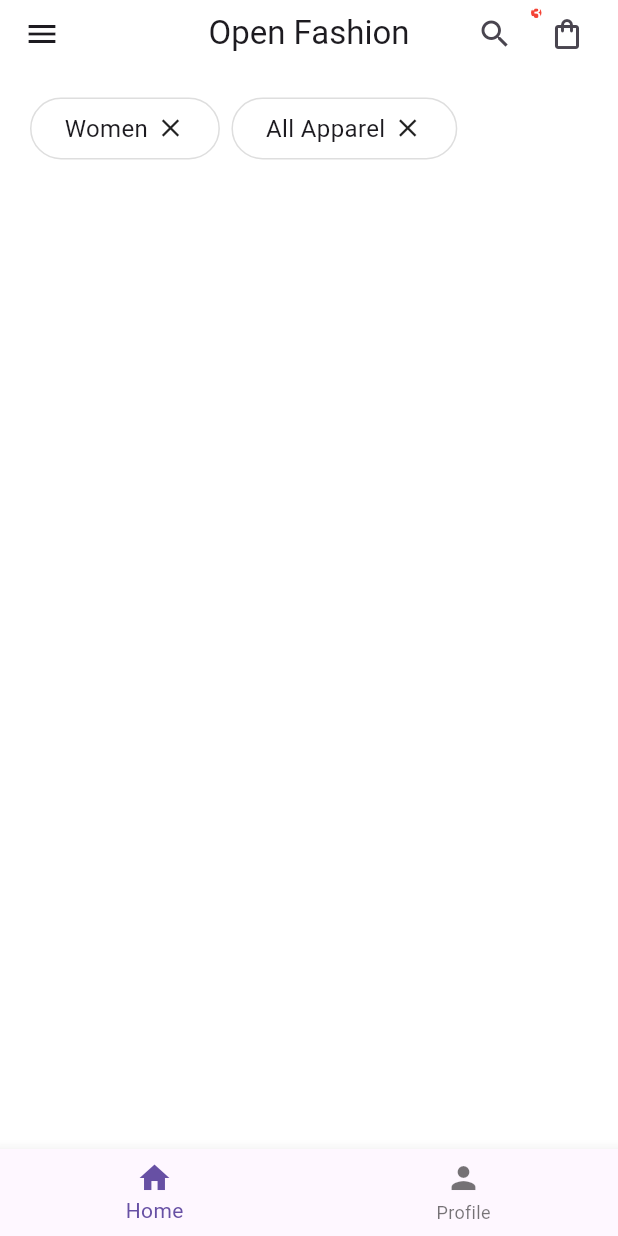
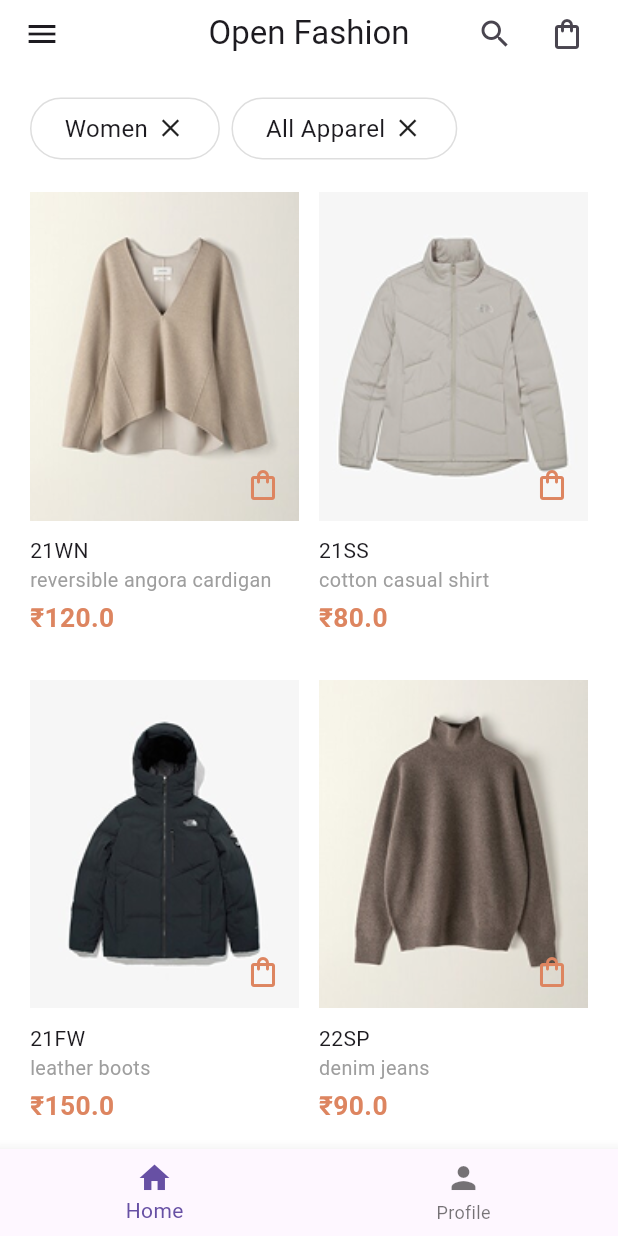
Before and after one commit to Musthafa-Ap/sample-ecommerce, a Flutter app: the screen it shows after launch, on a phone screen of 412 x 824 dp. Run offline on Flutter 3.47's test engine with Material 3 defaults, Android fonts, the phone set to English and light mode, and no system bars; our stand-ins replace flutter_screenutil.

Commit message:
cart count added

```diff
--- a/lib/common_app_bar.dart
+++ /dev/null
@@ -1,37 +0,0 @@
-import 'package:flutter/material.dart';
-
-class CommonAppBar extends StatelessWidget {
-  const CommonAppBar({super.key});
-
-  @override
-  Widget build(BuildContext context) {
-    return AppBar(
-      leading: IconButton(onPressed: () {}, icon: Icon(Icons.menu)),
-      backgroundColor: Color(0xffFFFFFF),
-      title: Text('Open Fashion'),
-      actions: [
-        IconButton(onPressed: () {}, icon: Icon(Icons.search)),
-        Stack(
-          children: [
-            IconButton(
-              onPressed: () {},
-              icon: Icon(Icons.shopping_bag_outlined),
-            ),
-            Container(
-              decoration: BoxDecoration(
-                color: Colors.red,
-                shape: BoxShape.circle,
-              ),
-              child: Text(
-                '3',
-                style: TextStyle(color: Colors.white, fontSize: 12),
-              ),
-            ),
-          ],
-        ),
-        SizedBox(width: 10),
-      ],
-      centerTitle: true,
-    );
-  }
-}
--- /dev/null
+++ b/lib/features/cart/view_model/cart_provider.dart
@@ -0,0 +1,16 @@
+import 'package:flutter/material.dart';
+import 'package:sample_app/features/products_listing/model/product_model.dart';
+
+class CartProvider with ChangeNotifier {
+  List<ProductModel> cartItems = [];
+
+  void addToCart(ProductModel product) {
+    cartItems.add(product);
+    notifyListeners();
+  }
+
+  void deleteFromCart(int index) {
+    cartItems.removeAt(index);
+    notifyListeners();
+  }
+}
--- /dev/null
+++ b/lib/features/products_listing/view/common_app_bar.dart
@@ -0,0 +1,64 @@
+import 'package:flutter/material.dart';
+import 'package:provider/provider.dart';
+import 'package:sample_app/features/cart/view_model/cart_provider.dart';
+
+import '../../cart/view/cart_screen.dart';
+
+class CommonAppBar extends StatelessWidget {
+  const CommonAppBar({super.key});
+
+  @override
+  Widget build(BuildContext context) {
+    return AppBar(
+      leading: IconButton(onPressed: () {}, icon: Icon(Icons.menu)),
+      backgroundColor: Color(0xffFFFFFF),
+      title: Text('Open Fashion'),
+      actions: [
+        IconButton(onPressed: () {}, icon: Icon(Icons.search)),
+        Stack(
+          children: [
+            IconButton(
+              icon: const Icon(Icons.shopping_bag_outlined),
+              onPressed: () {
+                Navigator.push(
+                  context,
+                  MaterialPageRoute(builder: (_) => CartScreen()),
+                );
+              },
+            ),
+            Consumer<CartProvider>(
+              builder: (context, value, child) {
+                if(value.cartItems.isEmpty){
+                  return SizedBox();
+                }
+                return Positioned(
+                  top: 10,
+                  right: 10,
+                  child: Container(
+                    height: 15,
+                    width: 15,
+                    decoration: BoxDecoration(
+                      shape: BoxShape.circle,
+                      color: Colors.red,
+                    ),
+                    alignment: Alignment.center,
+                    child: Text(
+                      value.cartItems.length.toString(),
+                      style: TextStyle(
+                        fontSize: 11,
+                        fontWeight: FontWeight.w700,
+                      ),
+                    ),
+                  ),
+                );
+              },
+            ),
+          ],
+        ),
+
+        SizedBox(width: 10),
+      ],
+      centerTitle: true,
+    );
+  }
+}
--- /dev/null
+++ b/lib/features/products_listing/view/products_listing_screen.dart
@@ -0,0 +1,140 @@
+import 'package:flutter/material.dart';
+import 'package:flutter_screenutil/flutter_screenutil.dart';
+import 'package:provider/provider.dart';
+import 'package:sample_app/features/cart/view_model/cart_provider.dart';
+import 'package:sample_app/features/products_listing/view/product_details_screen.dart';
+import 'package:sample_app/features/products_listing/view_model/products_provider.dart';
+
+import 'common_app_bar.dart';
+
+class ProductsListingScreen extends StatelessWidget {
+  const ProductsListingScreen({super.key});
+
+  @override
+  Widget build(BuildContext context) {
+    return Scaffold(
+      backgroundColor: Color(0xffFFFFFF),
+
+      appBar: PreferredSize(
+        preferredSize: Size.fromHeight(35.h),
+        child: CommonAppBar(),
+      ),
+
+      body: Padding(
+        padding: const EdgeInsets.all(20),
+        child: Column(
+          children: [
+            Row(
+              children: [
+                categoryCard('Women'),
+                SizedBox(width: 7.w),
+                categoryCard('All Apparel'),
+              ],
+            ),
+            SizedBox(height: 17.h),
+            Expanded(
+              child: Consumer<ProductsProvider>(
+                builder: (context, value, child) {
+                  return GridView.builder(
+                    gridDelegate: SliverGridDelegateWithFixedCrossAxisCount(
+                      crossAxisCount: 2,
+                      mainAxisSpacing: 15.h,
+                      crossAxisSpacing: 12.w,
+                      childAspectRatio: 165.w / 240.h,
+                    ),
+                    itemBuilder: (context, index) {
+                      final product = value.productsList[index];
+                      return GestureDetector(
+                        onTap: () {
+                          context.read<ProductsProvider>().setProductDetails(product);
+                          Navigator.push(
+                            context,
+                            MaterialPageRoute(
+                              builder: (context) {
+                                return ProductDetailsScreen();
+                              },
+                            ),
+                          );
+                        },
+                        child: Column(
+                          crossAxisAlignment: .start,
+                          children: [
+                            Container(
+                              height: 170.h,
+                              width: double.infinity,
+                              decoration: BoxDecoration(
+                                image: DecorationImage(
+                                  image: AssetImage(product.image),
+                                  fit: BoxFit.cover,
+                                ),
+                              ),
+                              alignment: Alignment.bottomRight,
+                              child: IconButton(
+                                onPressed: () {
+                                  context.read<CartProvider>().addToCart(
+                                    product,
+                                  );
+                                  ScaffoldMessenger.of(context).showSnackBar(
+                                    SnackBar(
+                                      content: Text('Item added to cart'),
+                                    ),
+                                  );
+                                },
+                                icon: Icon(
+                                  Icons.shopping_bag_outlined,
+                                  color: Color(0xffDD8560),
+                                ),
+                              ),
+                            ),
+
+                            SizedBox(height: 8.h),
+                            Text(product.name),
+                            Text(
+                              product.description,
+                              style: TextStyle(
+                                fontSize: 12.sp,
+                                color: Colors.grey,
+                              ),
+                            ),
+                            SizedBox(height: 2.h),
+                            Text(
+                              '₹${product.price}',
+                              style: TextStyle(
+                                fontSize: 16.sp,
+                                color: Color(0xffDD8560),
+                                fontWeight: FontWeight.w700,
+                              ),
+                            ),
+                          ],
+                        ),
+                      );
+                    },
+                    itemCount: value.productsList.length,
+                  );
+                },
+              ),
+            ),
+          ],
+        ),
+      ),
+    );
+  }
+}
+
+Widget categoryCard(String categoryName) {
+  return Container(
+    padding: EdgeInsets.symmetric(horizontal: 20.w),
+    height: 32.h,
+    decoration: BoxDecoration(
+      borderRadius: BorderRadius.circular(30.r),
+      border: Border.all(color: Color(0xffDEDEDE)),
+    ),
+    child: Row(
+      children: [
+        Text(categoryName, style: TextStyle(fontSize: 16)),
+        SizedBox(width: 5),
+        Icon(Icons.close, size: 20),
+      ],
+    ),
+  );
+}
--- a/lib/products_provider.dart
+++ b/lib/features/products_listing/view_model/products_provider.dart
@@ -1,9 +1,9 @@
 import 'package:flutter/material.dart';
 
-import 'product_model.dart';
+import '../model/product_model.dart';
 
-class ProductsProvider extends ChangeNotifier{
-    List<ProductModel> productsList = [
+class ProductsProvider extends ChangeNotifier {
+  List<ProductModel> productsList = [
     ProductModel(
       id: 1,
       name: '21WN',
@@ -70,4 +70,9 @@ class ProductsProvider extends ChangeNotifier{
     ),
   ];
 
+  ProductModel? productDetails;
+  void setProductDetails(ProductModel product) {
+    productDetails = product;
+    notifyListeners();
+  }
 }
--- a/lib/products_listing_screen.dart
+++ /dev/null
@@ -1,144 +0,0 @@
-import 'dart:developer';
-
-import 'package:flutter/material.dart';
-import 'package:flutter_screenutil/flutter_screenutil.dart';
-import 'package:sample_app/product_details_screen.dart';
-import 'package:sample_app/product_model.dart';
-
-import 'common_app_bar.dart';
-
-
-class ProductsListingScreen extends StatefulWidget {
-  const ProductsListingScreen({super.key});
-
-  @override
-  State<ProductsListingScreen> createState() => _ProductsListingScreenState();
-}
-
-class _ProductsListingScreenState extends State<ProductsListingScreen> {
-  List wishlistItems = [];
-
-
-  @override
-  Widget build(BuildContext context) {
-    log('------rebuilding products listing screen------');
-
-    return Scaffold(
-      backgroundColor: Color(0xffFFFFFF),
-
-      appBar: PreferredSize(
-        preferredSize: Size.fromHeight(35.h),
-        child: CommonAppBar(),
-      ),
-
-      body: Padding(
-        padding: const EdgeInsets.all(20),
-        child: Column(
-          children: [
-
-            Row(
-              children: [
-                categoryCard('Women'),
-                SizedBox(width: 7.w),
-                categoryCard('All Apparel'),
-              ],
-            ),
-            SizedBox(height: 17.h),
-            // Expanded(
-            //   child: GridView.builder(
-            //     gridDelegate: SliverGridDelegateWithFixedCrossAxisCount(
-            //       crossAxisCount: 2,
-            //       mainAxisSpacing: 15.h,
-            //       crossAxisSpacing: 12.w,
-            //       childAspectRatio: 165.w / 240.h,
-            //     ),
-            //     itemBuilder: (context, index) {
-            //       final product = productsList[index];
-            //       return GestureDetector(
-            //         onTap: () {
-            //           Navigator.push(
-            //             context,
-            //             MaterialPageRoute(
-            //               builder: (context) {
-            //                 return ProductDetailsScreen(product: product);
-            //               },
-            //             ),
-            //           );
-            //         },
-            //         child: Column(
-            //           crossAxisAlignment: .start,
-            //           children: [
-            //             Container(
-            //               height: 170.h,
-            //               width: double.infinity,
-            //               decoration: BoxDecoration(
-            //                 image: DecorationImage(
-            //                   image: AssetImage(product.image),
-            //                   fit: BoxFit.cover,
-            //                 ),
-            //               ),
-            //               alignment: Alignment.bottomRight,
-            //               child: IconButton(
-            //                 onPressed: () {
-            //                   if (wishlistItems.contains(product.id)) {
-            //                     wishlistItems.remove(product.id);
-            //                   } else {
-            //                     wishlistItems.add(product.id);
-            //                   }
-            //                   setState(() {});
-            //                 },
-            //                 icon: Icon(
-            //                   wishlistItems.contains(product.id)
-            //                       ? Icons.favorite
-            //                       : Icons.favorite_border,
-            //                   color: Color(0xffDD8560),
-            //                 ),
-            //               ),
-            //             ),
-
-            //             SizedBox(height: 8.h),
-            //             Text(product.name),
-            //             Text(
-            //               product.description,
-            //               style: TextStyle(fontSize: 12.sp, color: Colors.grey),
-            //             ),
-            //             SizedBox(height: 2.h),
-            //             Text(
-            //               '₹${product.price}',
-            //               style: TextStyle(
-            //                 fontSize: 16.sp,
-            //                 color: Color(0xffDD8560),
-            //                 fontWeight: FontWeight.w700,
-            //               ),
-            //             ),
-            //           ],
-            //         ),
-            //       );
-            //     },
-            //     itemCount: productsList.length,
-            //   ),
-            // ),
-          ],
-        ),
-      ),
-    );
-  }
-}
-
-Widget categoryCard(String categoryName) {
-  return Container(
-    padding: EdgeInsets.symmetric(horizontal: 20.w),
-    height: 32.h,
-    decoration: BoxDecoration(
-      borderRadius: BorderRadius.circular(30.r),
-      border: Border.all(color: Color(0xffDEDEDE)),
-    ),
-    child: Row(
-      children: [
-        Text(categoryName, style: TextStyle(fontSize: 16)),
-        SizedBox(width: 5),
-        Icon(Icons.close, size: 20),
-      ],
-    ),
-  );
-}
```
Also changed, not shown: lib/counter_screen.dart (deleted, +0 -20 lines), lib/features/cart/view/cart_screen.dart (added, +72 -0 lines), lib/features/products_listing/view/product_details_screen.dart (renamed from lib/product_details_screen.dart, +20 -8 lines), lib/main.dart (+9 -5 lines), lib/features/products_listing/model/product_model.dart (renamed from lib/product_model.dart), lib/features/profile/view/profile_screen.dart (renamed from lib/profile_screen.dart).
